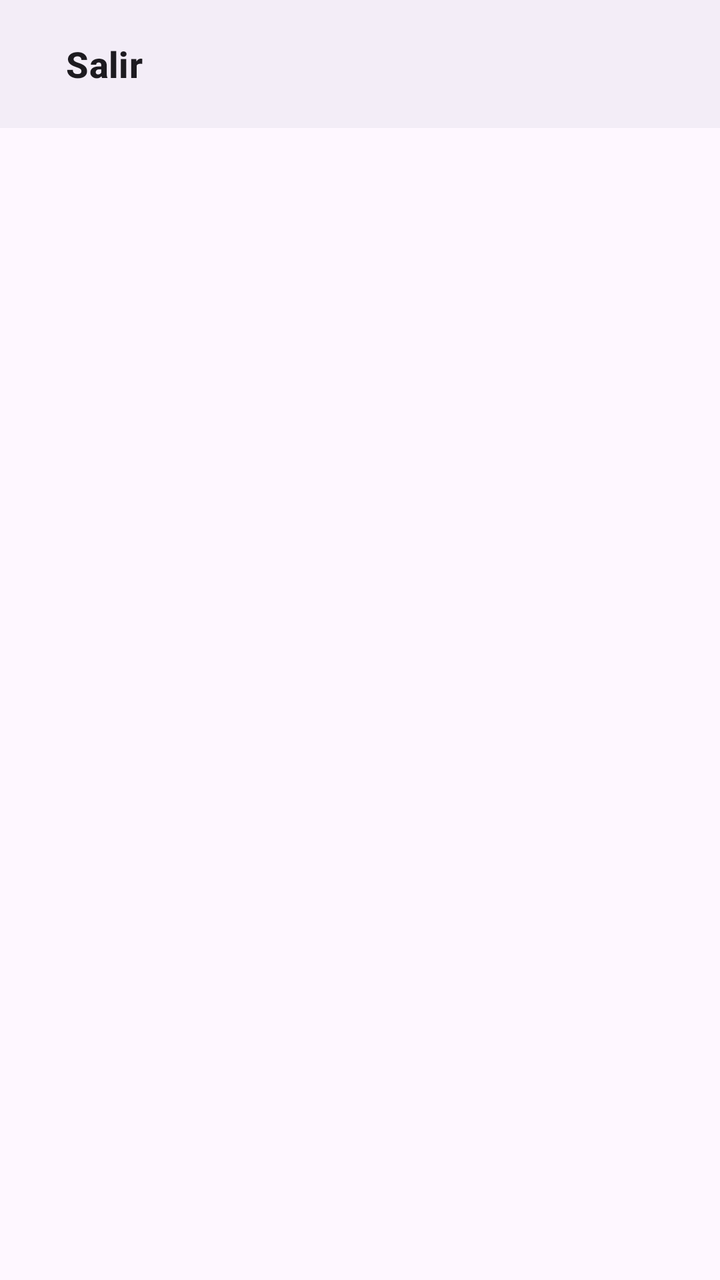
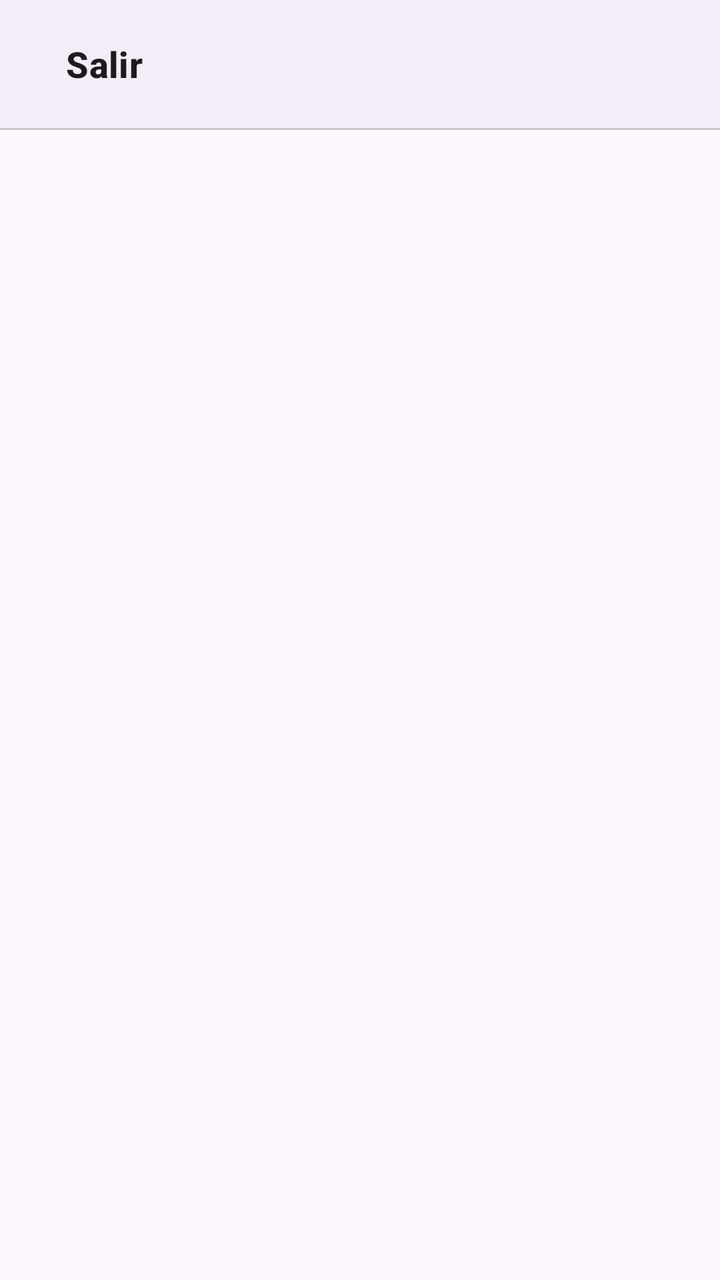

An Android layout rendered at two revisions. The XML below is the earlier revision; the diff shows what the commit changed to produce the second picture.
<!-- AndroidManifest.xml: application theme Theme.AKO -->
<!-- res/layout/fragment_carta.xml -->
<?xml version="1.0" encoding="utf-8"?>
<androidx.constraintlayout.widget.ConstraintLayout xmlns:android="http://schemas.android.com/apk/res/android"
    xmlns:app="http://schemas.android.com/apk/res-auto"
    android:layout_width="match_parent"
    android:layout_height="match_parent">

    
    <androidx.constraintlayout.widget.ConstraintLayout
        android:id="@+id/barraSuperior"
        android:layout_width="0dp"
        android:layout_height="wrap_content"
        android:minHeight="64dp"
        android:background="?attr/colorSurfaceContainer"
        app:layout_constraintEnd_toEndOf="parent"
        app:layout_constraintStart_toStartOf="parent"
        app:layout_constraintTop_toTopOf="parent">

        
        <com.google.android.material.button.MaterialButton
            android:id="@+id/botonSalir"
            style="@style/Widget.Material3.Button.TextButton"
            android:layout_width="wrap_content"
            android:layout_height="wrap_content"
            android:layout_marginStart="8dp"
            android:text="@string/carta_btn_salir"
            android:textColor="?attr/colorOnSurface"
            android:textSize="18sp"
            android:textStyle="bold"
            app:layout_constraintBottom_toBottomOf="parent"
            app:layout_constraintStart_toStartOf="parent"
            app:layout_constraintTop_toTopOf="parent" />

        
        <TextView
            android:id="@+id/textoMesa"
            android:layout_width="wrap_content"
            android:layout_height="wrap_content"
            android:textColor="?attr/colorOnSurface"
            android:textSize="22sp"
            android:textStyle="bold"
            app:layout_constraintBottom_toBottomOf="parent"
            app:layout_constraintEnd_toEndOf="parent"
            app:layout_constraintStart_toStartOf="parent"
            app:layout_constraintTop_toTopOf="parent" />
    </androidx.constraintlayout.widget.ConstraintLayout>

</androidx.constraintlayout.widget.ConstraintLayout>
<!-- resources referenced by this layout -->
<resources>
  <string name="carta_btn_salir">Salir</string>
  <style name="Theme.AKO" parent="Base.Theme.AKO" />
  <style name="Base.Theme.AKO" parent="Theme.Material3.DayNight.NoActionBar">
          
          <item name="colorPrimary">@color/acento</item>
          
          <item name="colorOnPrimary">@color/white</item>
          
          <item name="materialAlertDialogTheme">@style/ThemeOverlay.AKO.Dialogo</item>
          
          <item name="textInputStyle">@style/Widget.AKO.CampoTexto</item>
      </style>
  <color name="acento">#FFC75000</color>
  <color name="white">#FFFFFFFF</color>
  <style name="ThemeOverlay.AKO.Dialogo" parent="ThemeOverlay.Material3.MaterialAlertDialog">
          <item name="colorPrimary">?attr/colorOnSurface</item>
      </style>
  <style name="Widget.AKO.CampoTexto" parent="Widget.Material3.TextInputLayout.OutlinedBox">
          <item name="materialThemeOverlay">@style/ThemeOverlay.AKO.CampoTexto</item>
      </style>
  <style name="ThemeOverlay.AKO.CampoTexto" parent="ThemeOverlay.Material3.TextInputEditText.OutlinedBox">
          <item name="colorPrimary">?attr/colorOnSurface</item>
      </style>
</resources>

<!-- the commit's change to res/layout/fragment_carta.xml (unified diff, before → after) -->
@@ -44,4 +44,37 @@
             app:layout_constraintTop_toTopOf="parent" />
     </androidx.constraintlayout.widget.ConstraintLayout>
 
+    
+    <androidx.recyclerview.widget.RecyclerView
+        android:id="@+id/filaCategorias"
+        android:layout_width="0dp"
+        android:layout_height="wrap_content"
+        android:clipToPadding="false"
+        android:paddingStart="8dp"
+        android:paddingEnd="8dp"
+        app:layout_constraintEnd_toEndOf="parent"
+        app:layout_constraintStart_toStartOf="parent"
+        app:layout_constraintTop_toBottomOf="@id/barraSuperior" />
+
+    
+    <View
+        android:id="@+id/separador"
+        android:layout_width="0dp"
+        android:layout_height="1dp"
+        android:background="?attr/colorOutlineVariant"
+        app:layout_constraintEnd_toEndOf="parent"
+        app:layout_constraintStart_toStartOf="parent"
+        app:layout_constraintTop_toBottomOf="@id/filaCategorias" />
+
+    
+    <androidx.recyclerview.widget.RecyclerView
+        android:id="@+id/listaPlatos"
+        android:layout_width="0dp"
+        android:layout_height="0dp"
+        android:scrollbars="vertical"
+        app:layout_constraintBottom_toBottomOf="parent"
+        app:layout_constraintEnd_toEndOf="parent"
+        app:layout_constraintStart_toStartOf="parent"
+        app:layout_constraintTop_toBottomOf="@id/separador" />
+
 </androidx.constraintlayout.widget.ConstraintLayout>
